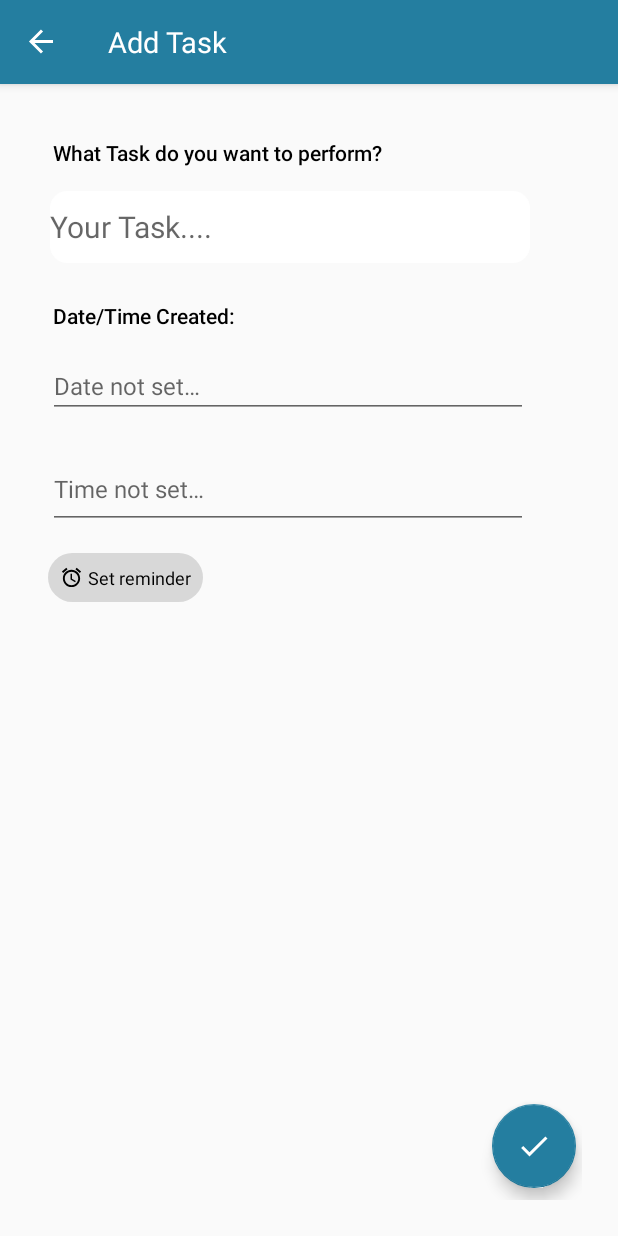
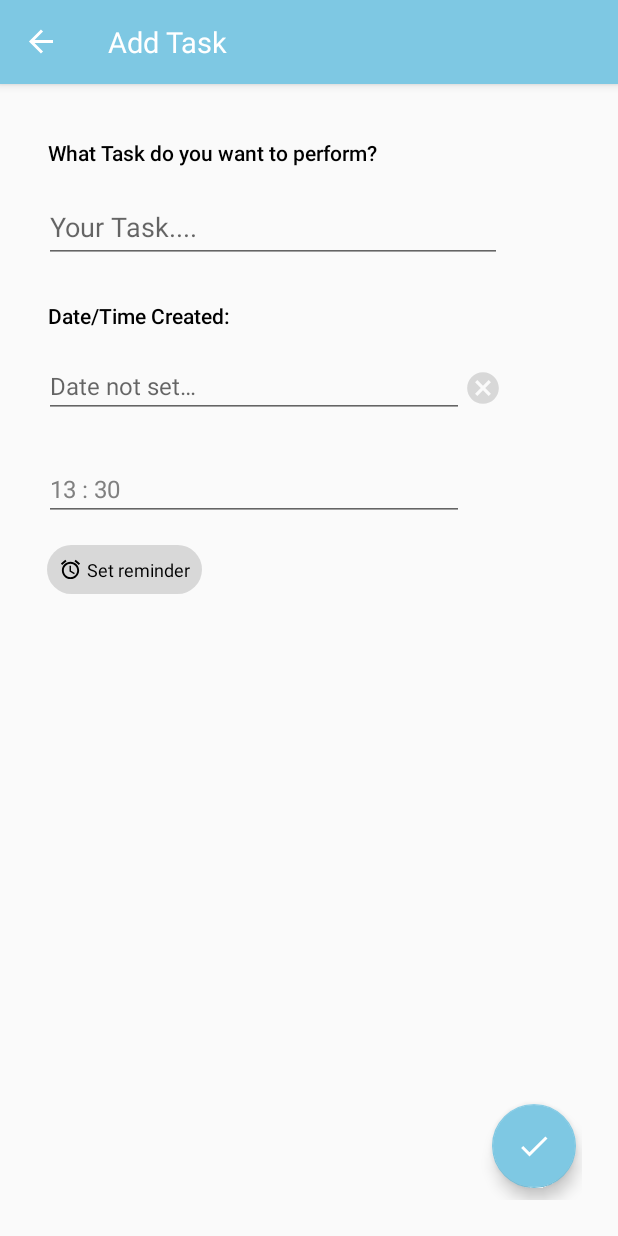
Before and after one commit to daniel-iroka/Todo-List, an Android app: the AddFragment screen opened through its navigation route, on a phone screen of 412 x 824 dp. Run offline under Robolectric (Android 15) with nearby library versions, the light colour scheme and no system bars; our stand-ins replace Room's generated code, navigation-ui.

Commit message:
Deleted an unused icon.

```diff
--- a/app/src/main/java/com/bignerdranch/android/to_dolist/fragments/add/AddFragment.kt
+++ b/app/src/main/java/com/bignerdranch/android/to_dolist/fragments/add/AddFragment.kt
@@ -31,8 +31,10 @@ class AddFragment : Fragment() {
     private val binding get() = _binding!!
     private lateinit var todo : Todo
 
-    // TODO - WHEN I COME BACK, I WILL ALSO CHECK IF TO SEE IF THERE IS A WAY I CAN CLEAR THE RESULT OF AN EDITTEXT AND IF IT WORKS THEN I'LL MOVE ON TO THE REMINDER IMPLEMENTATION
 
+    // TODO - WHEN I COME BACK, FIRSTLY, I WILL TRY TO FIX AND CHECK THE REASON WHY THE DIALOG BOX COLOR ISN'T CHANGING
+    // TODO - WHEN I COME BACK, I MAY ALSO TRY TO INCREASE THE SIZE OF THE EDITTEXTS TO SEE IF IT WILL LOOK BETTER.
+    // TODO - ALSO WHEN I COME BACK, I WILL CONTINUE EXPERIMENTING WITH MORE COLOURS
 
     override fun onCreate(savedInstanceState: Bundle?) {
         super.onCreate(savedInstanceState)
@@ -82,6 +84,23 @@ class AddFragment : Fragment() {
 
             }
            TimePickerFragment().show(this@AddFragment.childFragmentManager, DIALOG_TIME)
+        }
+
+        // todo - ALso fix this thing.
+        if (binding.edDate.text.toString().isNotEmpty()) {
+            binding.iClearSearch.visibility = View.VISIBLE
+        }
+
+        binding.iClearSearch.setOnClickListener {
+            binding.edDate.text = ""
+        }
+
+        if (binding.edTime.text.toString().isNotEmpty()) {
+            binding.iClearSearch2.visibility = View.VISIBLE
+        }
+
+        binding.iClearSearch2.setOnClickListener {
+            binding.edTime.text = ""
         }
         return binding.root
     }
--- a/app/src/main/res/drawable-anydpi/ic_time_custom.xml
+++ /dev/null
@@ -1,14 +0,0 @@
-<vector xmlns:android="http://schemas.android.com/apk/res/android"
-    android:width="24dp"
-    android:height="24dp"
-    android:viewportWidth="24"
-    android:viewportHeight="24"
-    android:tint="#333333"
-    android:alpha="0.6">
-  <path
-      android:fillColor="@android:color/white"
-      android:pathData="M11.99,2C6.47,2 2,6.48 2,12s4.47,10 9.99,10C17.52,22 22,17.52 22,12S17.52,2 11.99,2zM12,20c-4.42,0 -8,-3.58 -8,-8s3.58,-8 8,-8 8,3.58 8,8 -3.58,8 -8,8z"/>
-  <path
-      android:fillColor="@android:color/white"
-      android:pathData="M12.5,7H11v6l5.25,3.15 0.75,-1.23 -4.5,-2.67z"/>
-</vector>
--- /dev/null
+++ b/app/src/main/res/drawable/ic_cancel.xml
@@ -0,0 +1,5 @@
+<vector android:height="25dp" android:tint="#D8D8D8"
+    android:viewportHeight="24" android:viewportWidth="24"
+    android:width="25dp" xmlns:android="http://schemas.android.com/apk/res/android">
+    <path android:fillColor="@android:color/white" android:pathData="M12,2C6.47,2 2,6.47 2,12s4.47,10 10,10 10,-4.47 10,-10S17.53,2 12,2zM17,15.59L15.59,17 12,13.41 8.41,17 7,15.59 10.59,12 7,8.41 8.41,7 12,10.59 15.59,7 17,8.41 13.41,12 17,15.59z"/>
+</vector>
--- a/app/src/main/res/layout/fragment_add.xml
+++ b/app/src/main/res/layout/fragment_add.xml
@@ -11,7 +11,7 @@
         android:id="@+id/textView"
         android:layout_width="wrap_content"
         android:layout_height="wrap_content"
-        android:layout_marginStart="11dp"
+        android:layout_marginStart="8dp"
         android:layout_marginTop="12dp"
         android:fontFamily="sans-serif-light"
         android:text="@string/tv_what_is_your_task"
@@ -22,17 +22,17 @@
 
     <EditText
         android:id="@+id/edTaskTitle"
-        android:layout_width="320dp"
+        android:layout_width="305dp"
         android:layout_height="wrap_content"
-        android:layout_marginStart="9dp"
+        android:layout_marginStart="5dp"
         android:layout_marginTop="16dp"
-        android:background="@drawable/custom_edit_text"
         android:ems="10"
         android:fontFamily="sans-serif-thin"
         android:hint="@string/ed_your_task"
         android:inputType="textPersonName"
         android:minHeight="48dp"
-        android:textSize="20sp"
+        android:textColor="@color/textView_default_color"
+        android:textSize="18sp"
         android:textStyle="bold"
         app:layout_constraintStart_toStartOf="parent"
         app:layout_constraintTop_toBottomOf="@+id/textView" />
@@ -41,7 +41,7 @@
         android:id="@+id/textView2"
         android:layout_width="wrap_content"
         android:layout_height="wrap_content"
-        android:layout_marginStart="11dp"
+        android:layout_marginStart="8dp"
         android:layout_marginTop="25dp"
         android:fontFamily="sans-serif-light"
         android:text="@string/tv_due_date_time"
@@ -52,9 +52,9 @@
 
     <TextView
         android:id="@+id/edDate"
-        android:layout_width="320dp"
+        android:layout_width="280dp"
         android:layout_height="wrap_content"
-        android:layout_marginStart="8dp"
+        android:layout_marginStart="5dp"
         android:layout_marginTop="16dp"
         android:background="?attr/editTextBackground"
         android:ems="10"
@@ -62,7 +62,7 @@
         android:fontFamily="sans-serif-thin"
         android:hint="@string/ed_date_not_set"
         android:textAppearance="?android:attr/textAppearanceMediumInverse"
-        android:textColor="?attr/editTextColor"
+        android:textColor="@color/textView_default_color"
         android:textSize="16sp"
         android:textStyle="bold"
         app:layout_constraintStart_toStartOf="parent"
@@ -71,18 +71,18 @@
 
     <TextView
         android:id="@+id/edTime"
-        android:layout_width="320dp"
+        android:layout_width="280dp"
         android:layout_height="wrap_content"
-        android:layout_marginStart="8dp"
+        android:layout_marginStart="5dp"
         android:layout_marginTop="26dp"
         android:background="?attr/editTextBackground"
         android:ems="10"
         android:focusable="true"
         android:fontFamily="sans-serif-thin"
         android:hint="@string/ed_time_not_set"
-        android:minHeight="48dp"
+        android:text="13 : 30"
         android:textAppearance="?android:attr/textAppearanceMediumInverse"
-        android:textColor="?attr/editTextColor"
+        android:textColor="@color/textView_default_color"
         android:textSize="16sp"
         android:textStyle="bold"
         app:layout_constraintStart_toStartOf="parent"
@@ -95,9 +95,9 @@
         android:layout_marginEnd="4dp"
         android:layout_marginBottom="8dp"
         android:clickable="true"
-        android:contentDescription="@string/yes_check_content_description"
         android:focusable="true"
         android:src="@drawable/ic_check_yes"
+        android:contentDescription="@string/yes_check_content_description"
         app:backgroundTint="@color/holo_light_blue_dark"
         app:layout_constraintBottom_toBottomOf="parent"
         app:layout_constraintEnd_toEndOf="parent"
@@ -107,7 +107,7 @@
         android:id="@+id/button"
         android:layout_width="wrap_content"
         android:layout_height="wrap_content"
-        android:layout_marginStart="8dp"
+        android:layout_marginStart="7dp"
         android:layout_marginTop="16dp"
         android:background="@drawable/custom_reminder"
         android:drawablePadding="3dp"
@@ -120,4 +120,26 @@
         app:layout_constraintStart_toStartOf="parent"
         app:layout_constraintTop_toBottomOf="@+id/edTime" />
 
+    <ImageView
+        android:id="@+id/iClearSearch"
+        android:layout_width="wrap_content"
+        android:layout_height="wrap_content"
+        android:layout_marginTop="35dp"
+        android:src="@drawable/ic_cancel"
+        android:visibility="invisible"
+        app:backgroundTint="@color/default_color"
+        app:layout_constraintStart_toEndOf="@+id/edTime"
+        app:layout_constraintTop_toBottomOf="@+id/edDate" />
+
+    <ImageView
+        android:id="@+id/iClearSearch2"
+        android:layout_width="wrap_content"
+        android:layout_height="wrap_content"
+        android:layout_marginTop="26dp"
+        android:src="@drawable/ic_cancel"
+        android:visibility="invisible"
+        app:backgroundTint="@color/default_color"
+        app:layout_constraintStart_toEndOf="@+id/edDate"
+        app:layout_constraintTop_toBottomOf="@+id/textView2" />
+
 </androidx.constraintlayout.widget.ConstraintLayout>
--- a/app/src/main/res/values/colors.xml
+++ b/app/src/main/res/values/colors.xml
@@ -10,7 +10,7 @@
 
     <!-- Our custom colors -->
     <color name="holo_light_blue">#33B5E5</color>
-    <color name="holo_light_blue_dark">#247EA0</color>
+    <color name="holo_light_blue_dark">#7EC8E3</color>
     <color name="holo_light_blue_darker">#1B5D77</color>
     <color name="blue">#304FFE</color>
     <color name="dark_white">#304FFE</color>
--- a/app/src/main/res/values/themes.xml
+++ b/app/src/main/res/values/themes.xml
@@ -15,6 +15,13 @@
         <!-- Customize your theme here. -->
         <item name="android:itemTextAppearance">@style/customMenuItemsText</item>
         <item name="actionOverflowMenuStyle">@style/customPopupOverflowBackground</item>
+        <item name="android:dialogTheme">@style/AppTheme.DialogTheme</item>
+    </style>
+
+    <!-- Custom style for our Dialogs. Date dialog to be specific. -->
+    <style name="AppTheme.DialogTheme" parent="Theme.AppCompat.Light.Dialog" >
+        <item name="colorAccent">@color/holo_light_blue_dark</item>
+        <item name="android:colorAccent">@color/holo_light_blue_dark</item>
     </style>
 
 
```
